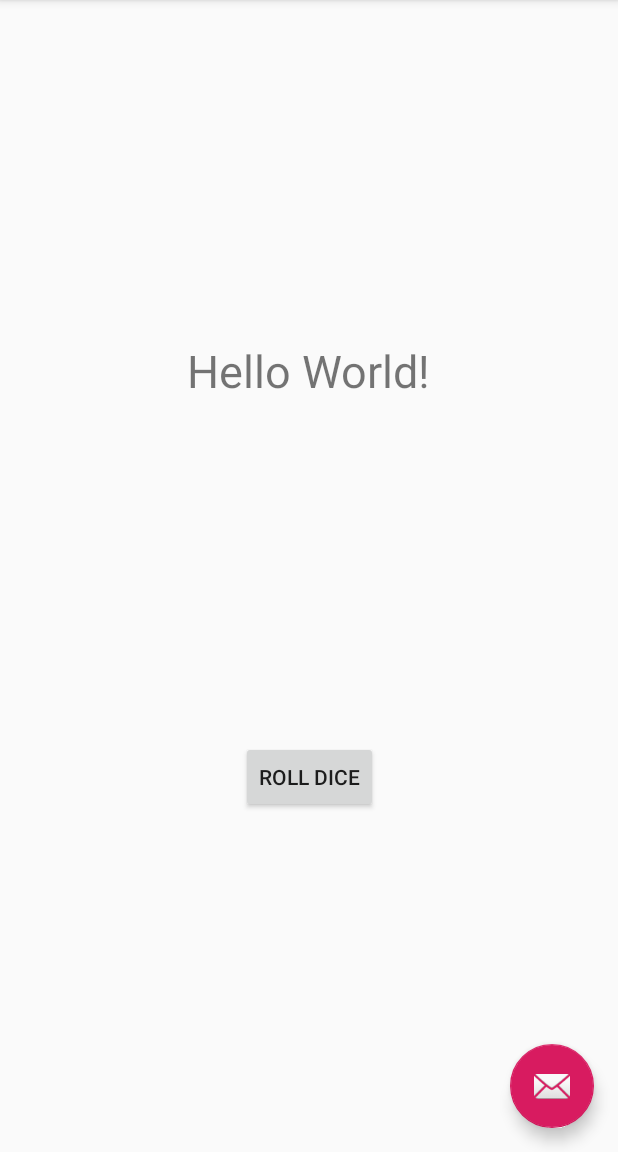
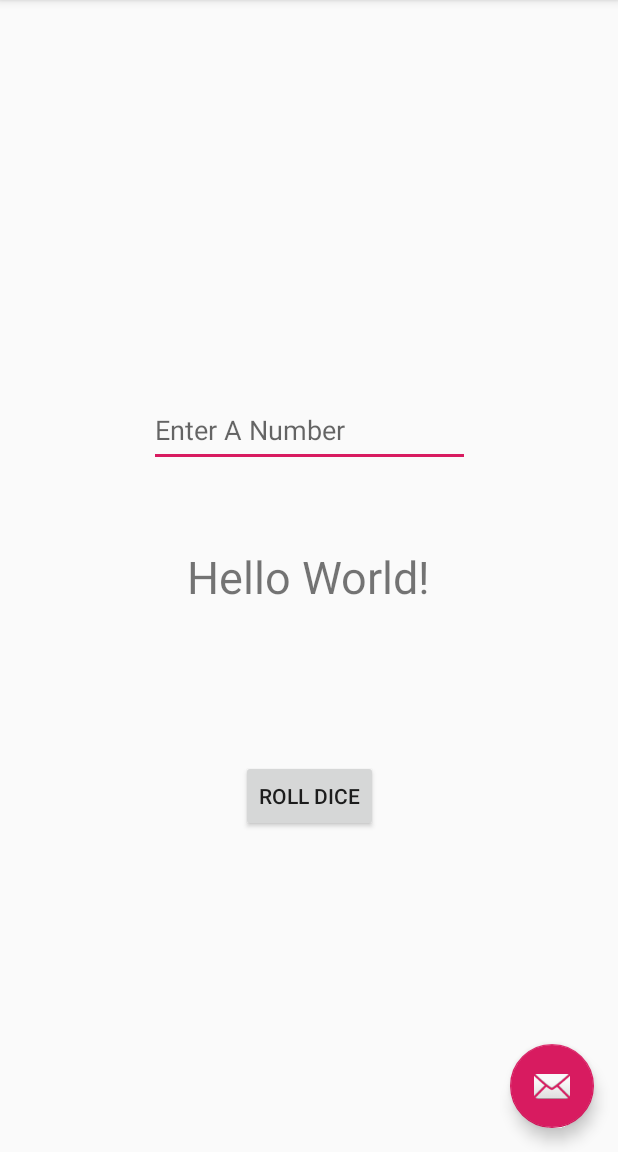
Before and after one commit to 1821470/DiceRoller, an Android app: the screen it shows after launch (MainActivity), on a phone screen of 412 x 824 dp, the part 84-1236 px from its top. Run offline under Robolectric (Android 15) with nearby library versions, the phone set to English and light mode, and no system bars.

Commit message:
level 2 done

```diff
--- a/app/src/main/java/com/example/diceroller/MainActivity.java
+++ b/app/src/main/java/com/example/diceroller/MainActivity.java
@@ -12,6 +12,7 @@ import android.view.View;
 import android.view.Menu;
 import android.view.MenuItem;
 import android.widget.TextView;
+import android.widget.Toast;
 
 import java.util.Random;
 
@@ -58,11 +59,21 @@ public class MainActivity extends AppCompatActivity {
 
     public void on_button_click(View view) {
         TextView TV = this.findViewById(R.id.NumberGenerated);
-
+        TextView EG = (TextView) this.findViewById(R.id.Guess);
 
         Random r = new Random();
         int num = r.nextInt(6);
 
         TV.setText(Integer.toString(num));
+
+
+        int GenNum = Integer.valueOf(TV.getText().toString());
+        int UserInput = Integer.valueOf(EG.getText().toString());
+
+        if (UserInput == GenNum) {
+
+
+            Toast.makeText(getApplicationContext(), "Congratulations", Toast.LENGTH_SHORT).show();
+        }
     }
 }
--- a/app/src/main/res/layout/content_main.xml
+++ b/app/src/main/res/layout/content_main.xml
@@ -17,8 +17,7 @@
         app:layout_constraintBottom_toBottomOf="parent"
         app:layout_constraintLeft_toLeftOf="parent"
         app:layout_constraintRight_toRightOf="parent"
-        app:layout_constraintTop_toTopOf="parent"
-        app:layout_constraintVertical_bias="0.312" />
+        app:layout_constraintTop_toTopOf="parent" />
 
     <Button
         android:id="@+id/on_button_click"
@@ -29,6 +28,20 @@
         app:layout_constraintBottom_toBottomOf="parent"
         app:layout_constraintEnd_toEndOf="parent"
         app:layout_constraintStart_toStartOf="parent"
-        app:layout_constraintTop_toBottomOf="@+id/NumberGenerated" />
+        app:layout_constraintTop_toBottomOf="@+id/NumberGenerated"
+        app:layout_constraintVertical_bias="0.323" />
+
+    <EditText
+        android:id="@+id/Guess"
+        android:layout_width="214dp"
+        android:layout_height="49dp"
+        android:ems="10"
+        android:hint="Enter A Number"
+        android:inputType="number"
+        app:layout_constraintBottom_toTopOf="@+id/NumberGenerated"
+        app:layout_constraintEnd_toEndOf="parent"
+        app:layout_constraintStart_toStartOf="parent"
+        app:layout_constraintTop_toTopOf="parent"
+        app:layout_constraintVertical_bias="0.832" />
 
 </androidx.constraintlayout.widget.ConstraintLayout>
```
